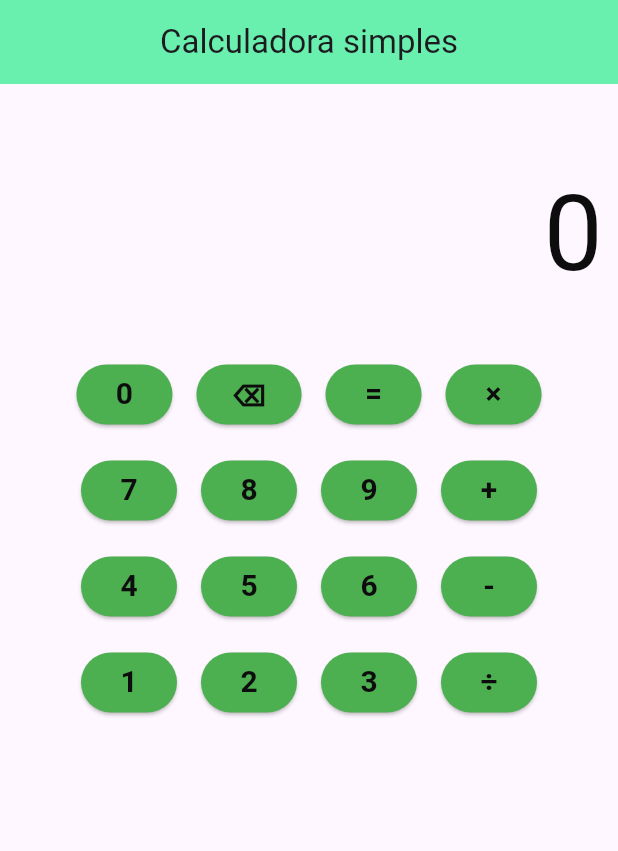
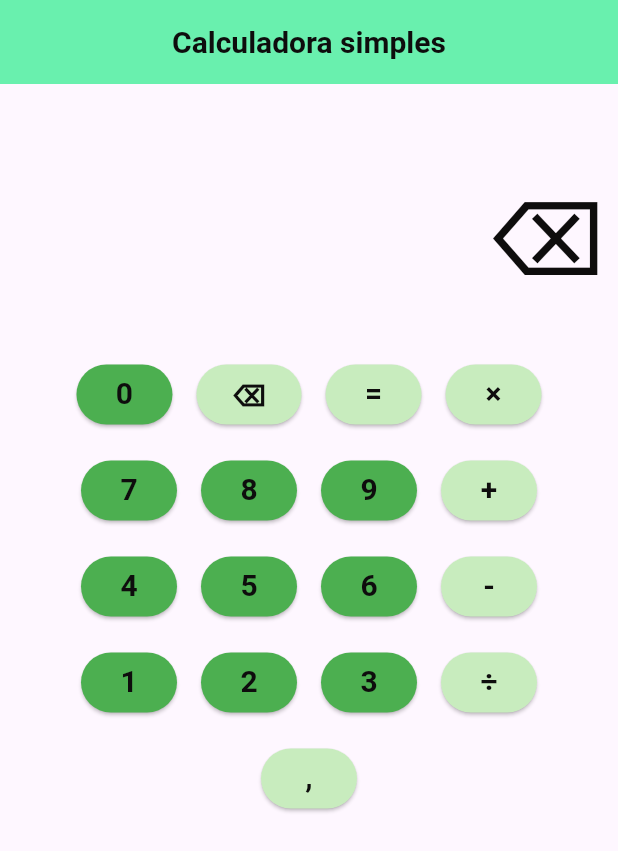
Before and after one commit to JDeyvisson/Calculadora-Flutter, a Flutter app: the screen it shows after launch, after a tap on an icon or button, on a phone screen of 412 x 824 dp. Shown: the top 851 px of the screen. Run offline on Flutter 3.47's test engine with Material 3 defaults, Android fonts, the phone set to English and light mode, and no system bars; our stand-ins replace math_expressions.

Commit message:
retaforação botao e design

```diff
--- a/lib/main.dart
+++ b/lib/main.dart
@@ -25,30 +25,41 @@ class _HomeState extends State<Home> {
     fontWeight: FontWeight.bold,
   );
 
-  Widget btn(String texto, String valor) {
+  final ButtonStyle estiloBtnAcao = ButtonStyle(
+    backgroundColor: WidgetStatePropertyAll<Color>(const Color.fromARGB(255, 200, 236, 190)),
+  );
+
+
+  Widget btn(String texto, String valor, ButtonStyle estilobtn) {
     return Padding(
       padding: EdgeInsetsGeometry.all(8),
       child: ElevatedButton(
         onPressed: () {
           setState(() {
+
             if (expressao == "0") {
               expressao = valor;
+            } else if (valor == "⌫") {
+              if (expressao.length > 1) {
+                expressao = expressao.substring(0, expressao.length - 1);
+              } else {
+                expressao = "0";
+              }
+            } else if (valor == "=") {
+              Expression exp = Parser().parse(expressao);
+              double resultado = exp.evaluate(
+                EvaluationType.REAL,
+                ContextModel(),
+              );
+              setState(() {
+                expressao = resultado.toStringAsFixed(1);
+              });
             } else {
               expressao += valor;
             }
+
           });
         },
-        style: estilobtn,
-        child: Text(texto, style: estiloTextobtn),
-      ),
-    );
-  }
-
-  Widget btnAcao(String texto, VoidCallback onPressed) {
-    return Padding(
-      padding: EdgeInsetsGeometry.all(8),
-      child: ElevatedButton(
-        onPressed: onPressed,
         style: estilobtn,
         child: Text(texto, style: estiloTextobtn),
       ),
@@ -59,7 +70,7 @@ class _HomeState extends State<Home> {
   Widget build(BuildContext context) {
     return Scaffold(
       appBar: AppBar(
-        title: Text("Calculadora simples"),
+        title: Text("Calculadora simples", style: estiloTextobtn,),
         centerTitle: true,
         backgroundColor: Colors.greenAccent,
       ),
@@ -88,60 +99,45 @@ class _HomeState extends State<Home> {
               Row(
                 mainAxisAlignment: MainAxisAlignment.center,
                 children: [
-                  btn("0", "0"),
-                  btnAcao("⌫", () {
-                    setState(() {
-                      if (expressao.length > 1) {
-                        expressao = expressao.substring(
-                          0,
-                          expressao.length - 1,
-                        );
-                      } else {
-                        expressao = "0";
-                      }
-                    });
-                  }),
-                  btnAcao("=", () {
-                    Expression exp = Parser().parse(expressao);
-                    double resultado = exp.evaluate(
-                      EvaluationType.REAL,
-                      ContextModel(),
-                    );
-                    setState(() {
-                      expressao = resultado.toString();
-                    });
-                  }),
-
-                  btn("×", "*"),
+                  btn("0", "0",estilobtn),
+                  btn("⌫", "⌫",estiloBtnAcao),
+                  btn("=", "=",estiloBtnAcao),
+                  btn("×", "*",estiloBtnAcao),
                 ],
               ),
               Row(
                 mainAxisAlignment: MainAxisAlignment.center,
                 children: [
-                  btn("7", "7"),
-                  btn("8", "8"),
-                  btn("9", "9"),
-                  btn("+", "+"),
+                  btn("7", "7",estilobtn),
+                  btn("8", "8",estilobtn),
+                  btn("9", "9",estilobtn),
+                  btn("+", "+",estiloBtnAcao),
                 ],
               ),
               Row(
                 mainAxisAlignment: MainAxisAlignment.center,
                 children: [
-                  btn("4", "4"),
-                  btn("5", "5"),
-                  btn("6", "6"),
-                  btn("-", "-"),
+                  btn("4", "4",estilobtn),
+                  btn("5", "5",estilobtn),
+                  btn("6", "6",estilobtn),
+                  btn("-", "-",estiloBtnAcao),
                 ],
               ),
               Row(
                 mainAxisAlignment: MainAxisAlignment.center,
                 children: [
-                  btn("1", "1"),
-                  btn("2", "2"),
-                  btn("3", "3"),
-                  btn("÷", "/"),
+                  btn("1", "1",estilobtn),
+                  btn("2", "2",estilobtn),
+                  btn("3", "3",estilobtn),
+                  btn("÷", "/",estiloBtnAcao),
                 ],
               ),
+              Row(
+                mainAxisAlignment: MainAxisAlignment.center,
+                children: [
+                  btn(",", ".", estiloBtnAcao)
+                ],
+              )
             ],
           ),
         ),
```
